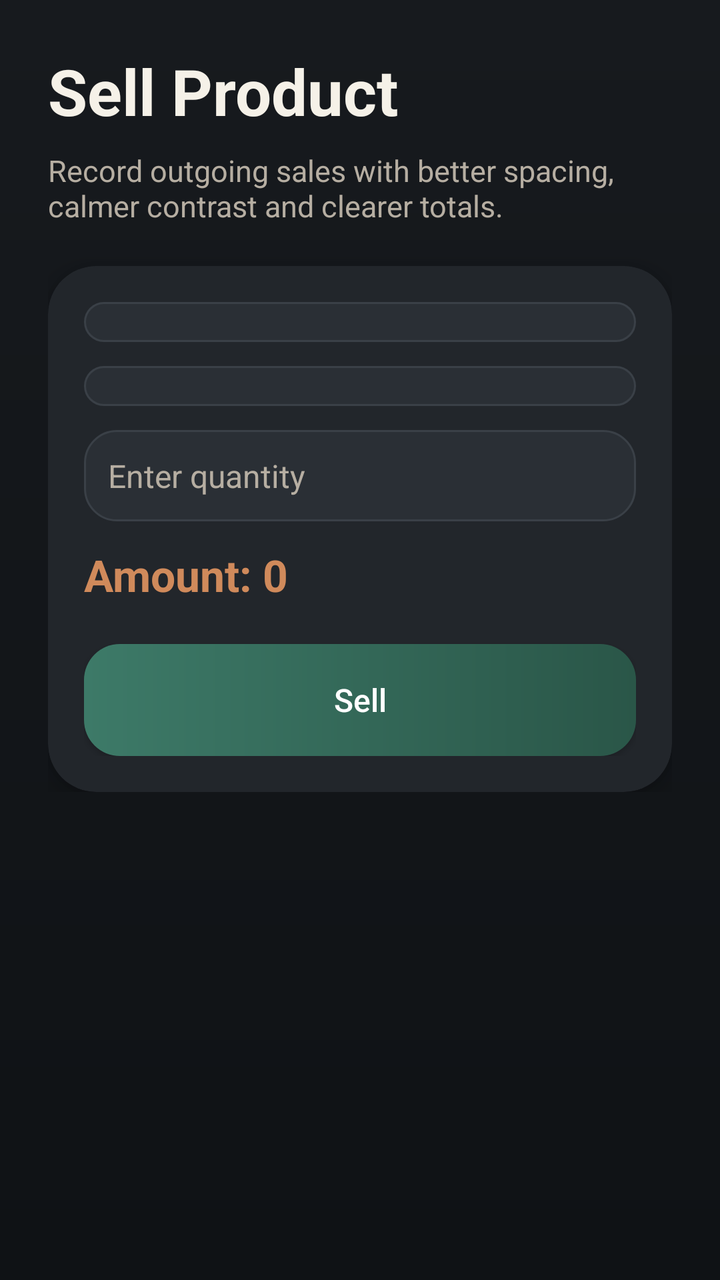
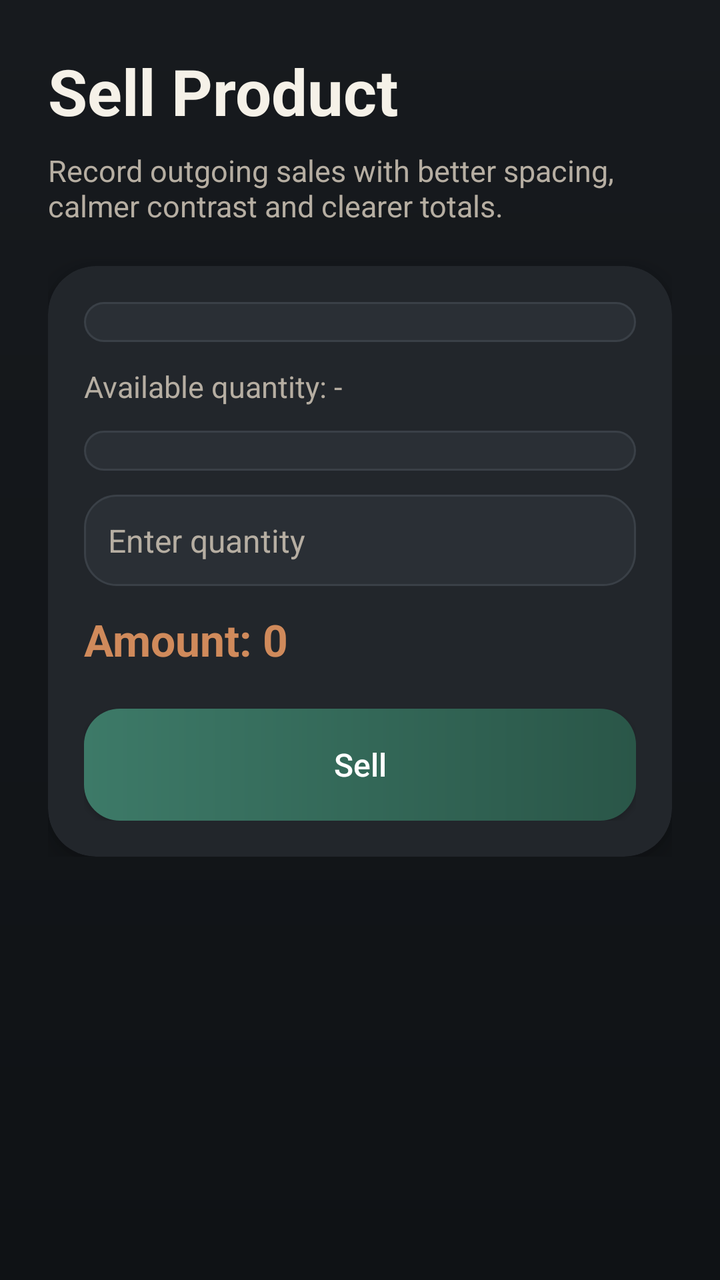

Screens rendered from an Android XML layout before and after an edit, with the pre-edit source and the edit as a unified diff.
<!-- AndroidManifest.xml: application theme Theme.Furniture_app -->
<!-- res/layout/sale_activity.xml -->
<ScrollView xmlns:android="http://schemas.android.com/apk/res/android"
    xmlns:app="http://schemas.android.com/apk/res-auto"
    android:layout_width="match_parent"
    android:layout_height="match_parent"
    android:background="@drawable/bg_app_gradient">

    <LinearLayout
        android:layout_width="match_parent"
        android:layout_height="wrap_content"
        android:orientation="vertical"
        android:padding="24dp">

        <TextView
            android:text="Sell Product"
            android:textColor="@color/brand_ink"
            android:textSize="32sp"
            android:textStyle="bold"
            android:layout_width="match_parent"
            android:layout_height="wrap_content"/>

        <TextView
            android:layout_width="match_parent"
            android:layout_height="wrap_content"
            android:layout_marginTop="8dp"
            android:layout_marginBottom="20dp"
            android:text="Record outgoing sales with better spacing, calmer contrast and clearer totals."
            android:textColor="@color/brand_muted"
            android:textSize="15sp" />

        <androidx.cardview.widget.CardView
            android:layout_width="match_parent"
            android:layout_height="wrap_content"
            app:cardBackgroundColor="@color/brand_panel"
            app:cardCornerRadius="24dp"
            app:cardElevation="8dp">

            <LinearLayout
                android:layout_width="match_parent"
                android:layout_height="wrap_content"
                android:orientation="vertical"
                android:padding="18dp">

                <Spinner
                    android:id="@+id/spinnerProducts"
                    android:layout_marginBottom="12dp"
                    android:background="@drawable/bg_input_soft"
                    android:padding="10dp"
                    android:popupBackground="@color/brand_surface"
                    android:layout_width="match_parent"
                    android:layout_height="wrap_content"/>

                <Spinner
                    android:id="@+id/spinnerEmployees"
                    android:layout_marginBottom="12dp"
                    android:background="@drawable/bg_input_soft"
                    android:padding="10dp"
                    android:popupBackground="@color/brand_surface"
                    android:layout_width="match_parent"
                    android:layout_height="wrap_content"/>

                <EditText
                    android:id="@+id/editQuantity"
                    android:hint="Enter quantity"
                    android:textColor="@color/brand_ink"
                    android:textColorHint="@color/brand_muted"
                    android:textSize="16sp"
                    android:padding="12dp"
                    android:background="@drawable/bg_input_soft"
                    android:layout_marginBottom="12dp"
                    android:inputType="numberDecimal"
                    android:layout_width="match_parent"
                    android:layout_height="wrap_content"/>

                <TextView
                    android:id="@+id/textAmount"
                    android:text="Amount: 0"
                    android:textSize="22sp"
                    android:textStyle="bold"
                    android:textColor="@color/brand_accent"
                    android:layout_marginBottom="20dp"
                    android:layout_width="wrap_content"
                    android:layout_height="wrap_content"/>

                <Button
                    android:id="@+id/btnSell"
                    android:text="Sell"
                    android:textAllCaps="false"
                    android:textSize="16sp"
                    android:textColor="@color/white"
                    android:background="@drawable/bg_button_primary"
                    android:layout_width="match_parent"
                    android:layout_height="56dp"/>

            </LinearLayout>

        </androidx.cardview.widget.CardView>

    </LinearLayout>

</ScrollView>
<!-- resources referenced by this layout -->
<resources>
  <color name="brand_accent">#D08A5B</color>
  <color name="brand_ink">#F5F1E8</color>
  <color name="brand_muted">#B6AEA2</color>
  <color name="brand_panel">#22262B</color>
  <color name="brand_surface">#171A1E</color>
  <color name="white">#FFFFFFFF</color>
  <!-- drawable bg_app_gradient (drawable) -->
  <?xml version="1.0" encoding="utf-8"?>
  <shape xmlns:android="http://schemas.android.com/apk/res/android">
      <gradient
          android:angle="270"
          android:startColor="@color/brand_surface"
          android:endColor="@color/brand_surface_alt" />
  </shape>
  <!-- drawable bg_button_primary (drawable) -->
  <?xml version="1.0" encoding="utf-8"?>
  <shape xmlns:android="http://schemas.android.com/apk/res/android">
      <gradient
          android:angle="0"
          android:startColor="@color/brand_primary"
          android:endColor="@color/brand_primary_dark" />
      <corners android:radius="18dp" />
  </shape>
  <!-- drawable bg_input_soft (drawable) -->
  <?xml version="1.0" encoding="utf-8"?>
  <shape xmlns:android="http://schemas.android.com/apk/res/android">
      <solid android:color="#2A2F35" />
      <corners android:radius="16dp" />
      <stroke
          android:width="1dp"
          android:color="@color/brand_line" />
  </shape>
  <style name="Theme.Furniture_app" parent="Base.Theme.Furniture_app" />
  <color name="brand_surface_alt">#0F1215</color>
  <color name="brand_primary">#3D7A68</color>
  <color name="brand_primary_dark">#2A5648</color>
  <color name="brand_line">#3A4047</color>
  <style name="Base.Theme.Furniture_app" parent="Theme.Material3.DayNight.NoActionBar">
          
          
      </style>
</resources>

<!-- the commit's change to res/layout/sale_activity.xml (unified diff, before → after) -->
@@ -49,6 +49,15 @@
                     android:layout_width="match_parent"
                     android:layout_height="wrap_content"/>
 
+                <TextView
+                    android:id="@+id/textAvailableQuantity"
+                    android:layout_width="match_parent"
+                    android:layout_height="wrap_content"
+                    android:layout_marginBottom="12dp"
+                    android:text="Available quantity: -"
+                    android:textColor="@color/brand_muted"
+                    android:textSize="15sp" />
+
                 <Spinner
                     android:id="@+id/spinnerEmployees"
                     android:layout_marginBottom="12dp"
